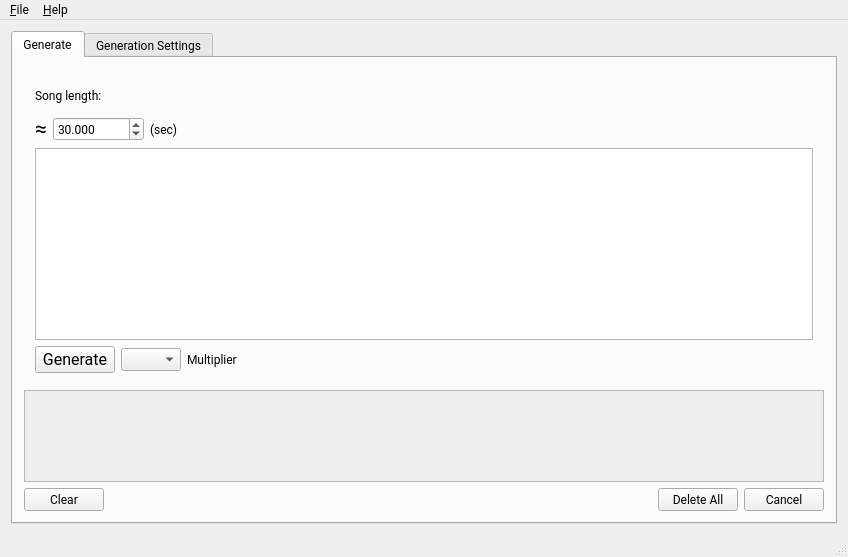
This is Music_Generator/mainwindow.ui in Jared-Gross/Algorhythm as Qt 5 draws it before an edit. The edited form follows.
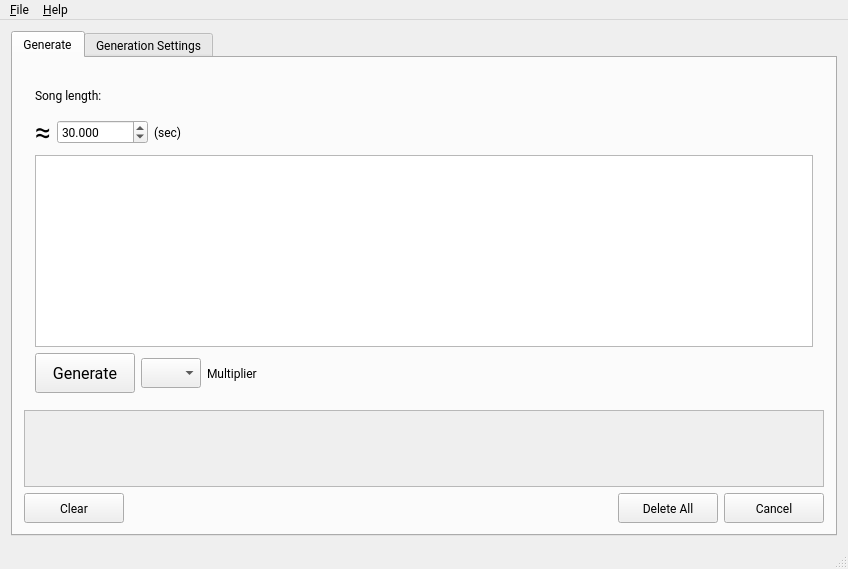
This is the edited form.

What changed in the file:
```diff
--- a/Music_Generator/mainwindow.ui
+++ b/Music_Generator/mainwindow.ui
@@ -7,7 +7,7 @@
     <x>0</x>
     <y>0</y>
     <width>848</width>
-    <height>557</height>
+    <height>569</height>
    </rect>
   </property>
   <property name="sizePolicy">
@@ -89,6 +89,12 @@
              <height>69</height>
             </rect>
            </property>
+           <property name="sizePolicy">
+            <sizepolicy hsizetype="Preferred" vsizetype="Preferred">
+             <horstretch>0</horstretch>
+             <verstretch>200</verstretch>
+            </sizepolicy>
+           </property>
            <layout class="QGridLayout" name="gridLayout">
             <item row="0" column="0">
              <layout class="QGridLayout" name="gridMusicProgress"/>
@@ -105,14 +111,17 @@
             <verstretch>0</verstretch>
            </sizepolicy>
           </property>
-          <layout class="QVBoxLayout" name="verticalLayout_2">
+          <property name="autoFillBackground">
+           <bool>false</bool>
+          </property>
+          <layout class="QVBoxLayout" name="verticalLayout_2" stretch="0,0">
            <item>
             <layout class="QVBoxLayout" name="verticalLayout_3">
              <property name="sizeConstraint">
               <enum>QLayout::SetMaximumSize</enum>
              </property>
              <item>
-              <layout class="QFormLayout" name="formLayout">
+              <layout class="QGridLayout" name="gridLayout_3" rowstretch="0,0" rowminimumheight="0,0" columnminimumwidth="0,0,0">
                <item row="0" column="0">
                 <widget class="QLabel" name="label_3">
                  <property name="sizePolicy">
@@ -132,13 +141,13 @@
                  </property>
                 </widget>
                </item>
-               <item row="2" column="0">
+               <item row="1" column="0">
                 <layout class="QHBoxLayout" name="horizontalLayout_4">
                  <item>
                   <widget class="QLabel" name="label_8">
                    <property name="font">
                     <font>
-                     <pointsize>16</pointsize>
+                     <pointsize>21</pointsize>
                     </font>
                    </property>
                    <property name="text">
@@ -173,13 +182,26 @@
                  </item>
                 </layout>
                </item>
-               <item row="2" column="1">
+               <item row="1" column="1">
                 <widget class="QLabel" name="label_7">
                  <property name="text">
                   <string>(sec)</string>
                  </property>
                 </widget>
                </item>
+               <item row="1" column="2">
+                <spacer name="horizontalSpacer_3">
+                 <property name="orientation">
+                  <enum>Qt::Horizontal</enum>
+                 </property>
+                 <property name="sizeHint" stdset="0">
+                  <size>
+                   <width>40</width>
+                   <height>20</height>
+                  </size>
+                 </property>
+                </spacer>
+               </item>
               </layout>
              </item>
              <item>
@@ -201,6 +223,12 @@
                  <verstretch>0</verstretch>
                 </sizepolicy>
                </property>
+               <property name="minimumSize">
+                <size>
+                 <width>100</width>
+                 <height>40</height>
+                </size>
+               </property>
                <property name="font">
                 <font>
                  <pointsize>12</pointsize>
@@ -228,6 +256,12 @@
                  <verstretch>0</verstretch>
                 </sizepolicy>
                </property>
+               <property name="minimumSize">
+                <size>
+                 <width>0</width>
+                 <height>30</height>
+                </size>
+               </property>
                <property name="maximumSize">
                 <size>
                  <width>60</width>
@@ -274,6 +308,12 @@
               <verstretch>0</verstretch>
              </sizepolicy>
             </property>
+            <property name="minimumSize">
+             <size>
+              <width>100</width>
+              <height>30</height>
+             </size>
+            </property>
             <property name="text">
              <string>Clear</string>
             </property>
@@ -294,6 +334,12 @@
           </item>
           <item>
            <widget class="QPushButton" name="btnDeleteAll">
+            <property name="minimumSize">
+             <size>
+              <width>100</width>
+              <height>30</height>
+             </size>
+            </property>
             <property name="text">
              <string>Delete All</string>
             </property>
@@ -304,6 +350,12 @@
           </item>
           <item>
            <widget class="QPushButton" name="btnCancelThreads">
+            <property name="minimumSize">
+             <size>
+              <width>100</width>
+              <height>30</height>
+             </size>
+            </property>
             <property name="text">
              <string>Cancel</string>
             </property>
```
Left out of the diff: 4 changed lines with no effect on the pictures.
